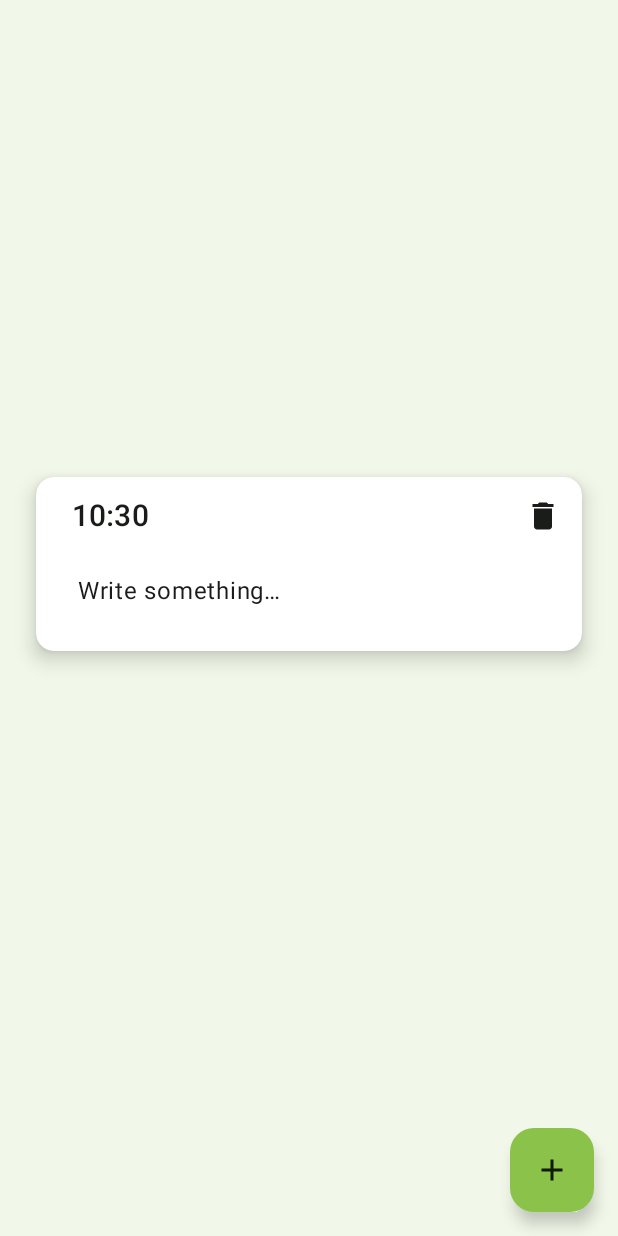
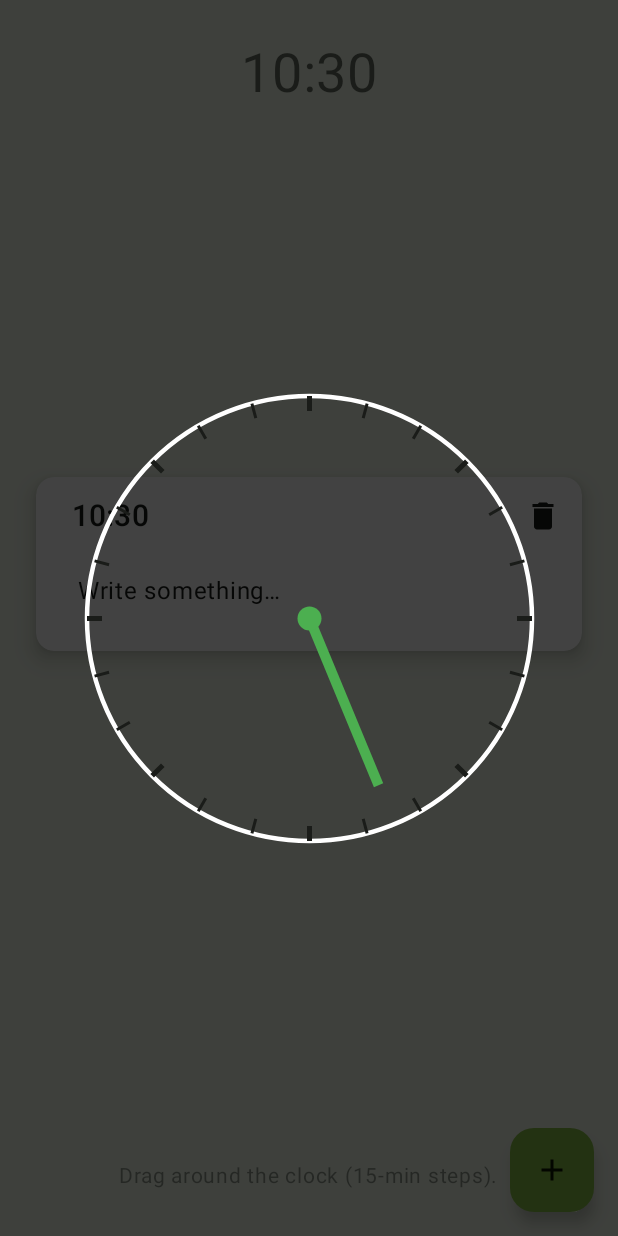
Before and after one commit to Hugo4Git/DayPlan, an Android app built with Jetpack Compose: the screen it shows after launch (MainActivity), after a tap on an icon or button, on a phone screen of 412 x 824 dp. Run offline under Robolectric (Android 15) with nearby library versions, the phone set to English and light mode, and no system bars; our stand-ins replace Room's generated code; 1 other tap on this screen came first.

Commit message:
Implemented time picker with haptics

```diff
--- a/app/src/main/java/com/hdy/plan/ui/TasksScreen.kt
+++ b/app/src/main/java/com/hdy/plan/ui/TasksScreen.kt
@@ -46,6 +46,8 @@ fun TasksScreen(
     vm: TasksViewModel = viewModel(factory = TasksViewModel.Companion.factory())
 ) {
     val list by vm.items.collectAsStateWithLifecycle()
+    var pickerForId by remember { mutableStateOf<Long?>(null) }
+    var initialTime by remember { mutableStateOf(LocalTime.now()) }
 
     Scaffold(
         floatingActionButton = {
@@ -90,9 +92,8 @@ fun TasksScreen(
 
                                     AssistChip(
                                         onClick = {
-                                            val newTime = LocalTime.now()
-                                            vm.updateTime(item.id, newTime)
-                                            // TODO: Open your time picker and set newTime accordingly
+                                            pickerForId = item.id
+                                            initialTime = item.time
                                         },
                                         label = {
                                             Text(
@@ -155,6 +156,16 @@ fun TasksScreen(
                                 }
                             }
                     }
+                    if (pickerForId != null) {
+                        TimePicker(
+                            initial = initialTime,
+                            onPicked = { picked ->
+                                vm.updateTime(pickerForId!!, picked)
+                                pickerForId = null
+                            },
+                            onDismiss = { pickerForId = null }
+                        )
+                    }
                     Spacer(Modifier.height(56.dp))
                 }
             }
--- a/app/src/main/java/com/hdy/plan/ui/TasksViewModel.kt
+++ b/app/src/main/java/com/hdy/plan/ui/TasksViewModel.kt
@@ -36,7 +36,7 @@ class TasksViewModel(
         }
     }
 
-    fun onEdit(id: Long, text: String, delayMs: Long = 250) {
+    fun onEdit(id: Long, text: String, delayMs: Long = 500) {
         editJobs[id]?.cancel()
         editJobs[id] = viewModelScope.launch {
             delay(delayMs)
--- /dev/null
+++ b/app/src/main/java/com/hdy/plan/ui/TimePicker.kt
@@ -0,0 +1,194 @@
+package com.hdy.plan.ui
+
+import androidx.compose.foundation.Canvas
+import androidx.compose.foundation.background
+import androidx.compose.foundation.gestures.detectDragGestures
+import androidx.compose.foundation.layout.*
+import androidx.compose.material3.MaterialTheme
+import androidx.compose.material3.Text
+import androidx.compose.runtime.*
+import androidx.compose.ui.Alignment
+import androidx.compose.ui.Modifier
+import androidx.compose.ui.geometry.Offset
+import androidx.compose.ui.graphics.drawscope.Stroke
+import androidx.compose.ui.input.pointer.pointerInput
+import androidx.compose.ui.text.style.TextAlign
+import androidx.compose.ui.unit.Dp
+import androidx.compose.ui.unit.dp
+import androidx.compose.ui.unit.sp
+import androidx.compose.ui.window.Dialog
+import androidx.compose.ui.window.DialogProperties
+import androidx.compose.ui.graphics.Color
+import java.time.LocalTime
+import java.util.Locale
+import kotlin.math.PI
+import kotlin.math.atan2
+import kotlin.math.cos
+import kotlin.math.roundToInt
+import kotlin.math.sin
+import androidx.compose.ui.layout.onGloballyPositioned
+import androidx.compose.ui.platform.LocalDensity
+import androidx.compose.ui.unit.IntSize
+import kotlin.math.min
+import androidx.compose.ui.platform.LocalHapticFeedback
+import androidx.compose.ui.hapticfeedback.HapticFeedbackType
+
+@Composable
+fun TimePicker(
+    initial: LocalTime,
+    onPicked: (LocalTime) -> Unit,
+    onDismiss: () -> Unit
+) {
+    var minutes by remember(initial) {
+        mutableIntStateOf((initial.hour * 60 + initial.minute).roundToQuarterHour())
+    }
+    var layoutSize by remember { mutableStateOf(IntSize.Zero) }
+    Dialog(
+        onDismissRequest = onDismiss,
+        properties = DialogProperties(usePlatformDefaultWidth = false) // full-screen
+    ) {
+        val haptics = LocalHapticFeedback.current
+        Box(
+            modifier = Modifier
+                .fillMaxSize()
+                .background(Color.Black.copy(alpha = 0.35f))
+                .onGloballyPositioned { coords -> layoutSize = coords.size }
+                .pointerInput(layoutSize) {
+                    detectDragGestures(
+                        onDragStart = { pos ->
+                            val c = Offset(layoutSize.width / 2f, layoutSize.height / 2f)
+                            val angle = ((atan2(pos.y - c.y, pos.x - c.x) + (PI / 2.0)) % (2 * PI))
+                                .let { if (it < 0) it + 2 * PI else it }
+                            val raw = (angle / (2 * PI) * 1440.0).roundToInt()
+                            val next = raw.roundToQuarterHour()
+                            if(next != minutes){
+                                minutes = next
+                                haptics.performHapticFeedback(HapticFeedbackType.TextHandleMove)
+                            }
+                        },
+                        onDrag = { change, _ ->
+                            val c = Offset(layoutSize.width / 2f, layoutSize.height / 2f)
+                            val angle = ((atan2(change.position.y - c.y, change.position.x - c.x) + (PI / 2.0)) % (2 * PI))
+                                .let { if (it < 0) it + 2 * PI else it }
+                            val raw = (angle / (2 * PI) * 1440.0).roundToInt()
+                            val next = raw.roundToQuarterHour()
+                            if(next != minutes){
+                                minutes = next
+                                haptics.performHapticFeedback(HapticFeedbackType.TextHandleMove)
+                            }
+                            change.consume()
+                        },
+                        onDragEnd = {
+//                            haptics.performHapticFeedback(HapticFeedbackType.LongPress) not sure about this yet
+                            onPicked(LocalTime.of(minutes / 60, minutes % 60))
+                        }
+                    )
+                }
+        ) {
+            Text(
+                text = minutes.toHhMm(),
+                modifier = Modifier
+                    .align(Alignment.TopCenter)
+                    .padding(top = 28.dp),
+                color = MaterialTheme.colorScheme.onSurface,
+                textAlign = TextAlign.Center,
+                fontSize = 36.sp
+            )
+
+            val density = LocalDensity.current
+            val diameterDp = with(density) {
+                val w = layoutSize.width.toFloat()
+                val h = layoutSize.height.toFloat()
+                (min(w, h) * 0.72f).toDp()
+            }
+            ClockFace(
+                minutes = minutes,
+                diameter = diameterDp
+            )
+
+            Text(
+                text = "Drag around the clock (15-min steps).",
+                modifier = Modifier
+                    .align(Alignment.BottomCenter)
+                    .padding(bottom = 28.dp),
+                color = MaterialTheme.colorScheme.onSurface.copy(alpha = 0.7f),
+                fontSize = 14.sp
+            )
+        }
+    }
+}
+
+@Composable
+private fun ClockFace(
+    minutes: Int,
+    diameter: Dp
+) {
+    val surfaceColor = MaterialTheme.colorScheme.surface
+    val onSurfaceColor = MaterialTheme.colorScheme.onSurface
+    val primaryColor = MaterialTheme.colorScheme.primary
+    Box(
+        modifier = Modifier.fillMaxSize(),
+        contentAlignment = Alignment.Center
+    ) {
+        Canvas(modifier = Modifier.size(diameter)) {
+            val cx = size.width / 2f
+            val cy = size.height / 2f
+            val rOuter = size.minDimension / 2f
+            val rTick = rOuter - 10.dp.toPx()
+            val rHand = rOuter - 28.dp.toPx()
+
+            // Outer circle
+            drawCircle(
+                color = surfaceColor,
+                radius = rOuter,
+                style = Stroke(width = 3.dp.toPx())
+            )
+
+            // 24 ticks
+            repeat(24) { i ->
+                val a = (i / 24f) * 2f * PI.toFloat()
+                val sx = cx + rTick * sin(a)
+                val sy = cy - rTick * cos(a)
+                val ex = cx + rOuter * sin(a)
+                val ey = cy - rOuter * cos(a)
+                drawLine(
+                    color = onSurfaceColor,
+                    start = Offset(sx, sy),
+                    end = Offset(ex, ey),
+                    strokeWidth = if (i % 3 == 0) 5f else 3f
+                )
+            }
+
+            // Hand for selected time
+            val angle = (minutes / 1440f) * 2f * PI.toFloat()
+            val hx = cx + rHand * sin(angle)
+            val hy = cy - rHand * cos(angle)
+            drawLine(
+                color = primaryColor,
+                start = Offset(cx, cy),
+                end = Offset(hx, hy),
+                strokeWidth = 10f
+            )
+
+            // Center cap
+            drawCircle(
+                color = primaryColor,
+                radius = 8.dp.toPx(),
+                center = Offset(cx, cy)
+            )
+        }
+    }
+}
+
+private fun Int.roundToQuarterHour(): Int {
+    val q = 15
+    val up = (this + q / 2) / q * q
+    if(up == 1440) return 0
+    return up.coerceIn(0, 1439)
+}
+
+private fun Int.toHhMm(): String {
+    val h = this / 60
+    val m = this % 60
+    return String.format(Locale.US, "%02d:%02d", h, m)
+}
```
